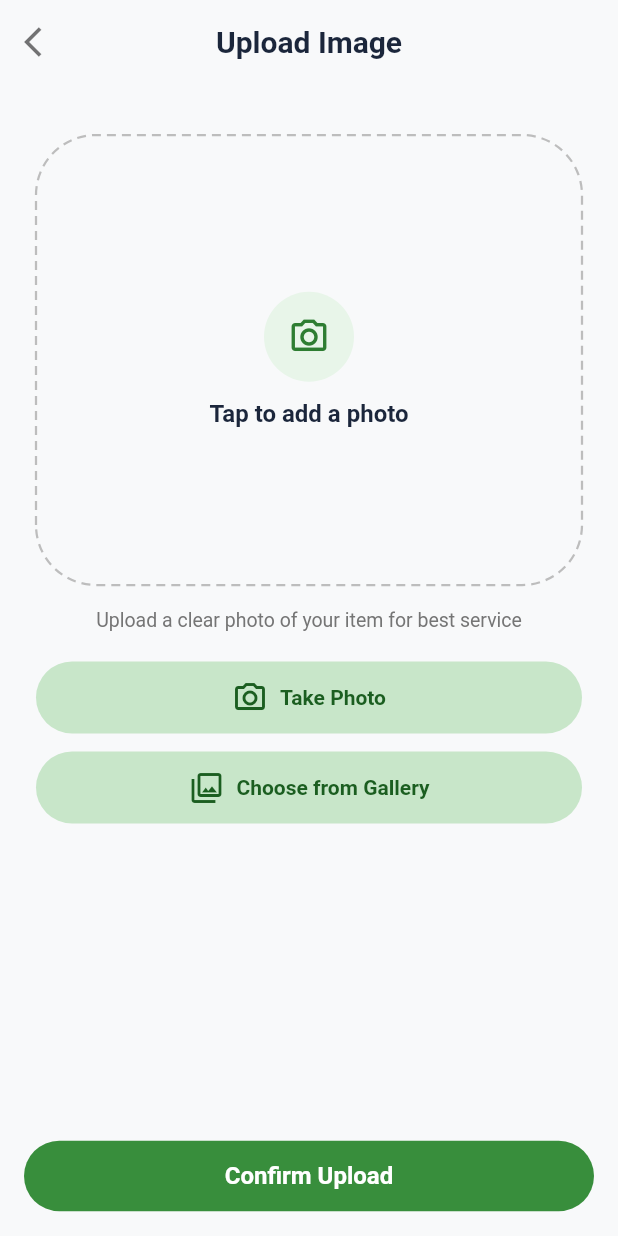
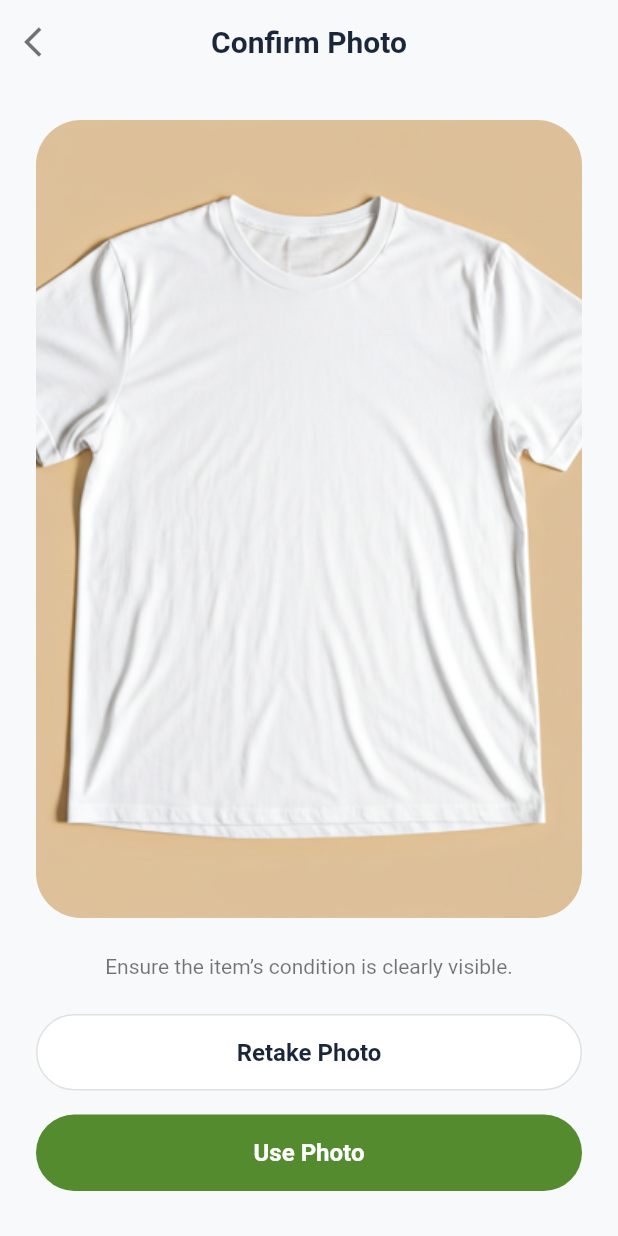
Before and after one commit to gohypedevelopers-stack/cleclo, a Flutter app: the UploadImageScreen screen opened by its route, after a tap on "Take Photo", on a phone screen of 412 x 824 dp. Run offline on Flutter 3.47's test engine with Material 3 defaults, Android fonts, the light colour scheme and no system bars; our stand-ins replace go_router, smooth_page_indicator.

Commit message:
feat(home): introduce image upload and confirmation flow with new screens, routing, and image assets.

```diff
--- /dev/null
+++ b/lib/features/home/view/confirm_photo_screen.dart
@@ -0,0 +1,123 @@
+import 'package:cleclo/utils/images/images.dart';
+import 'package:cleclo/utils/theme/colors.dart';
+import 'package:flutter/material.dart';
+import 'package:go_router/go_router.dart';
+
+class ConfirmPhotoScreen extends StatelessWidget {
+  const ConfirmPhotoScreen({super.key});
+
+  @override
+  Widget build(BuildContext context) {
+    return Scaffold(
+      backgroundColor: const Color(0xFFF8F9FA),
+      appBar: AppBar(
+        backgroundColor: const Color(0xFFF8F9FA),
+        elevation: 0,
+        leading: IconButton(
+          icon: const Icon(Icons.arrow_back_ios, color: Colors.black54),
+          onPressed: () => context.pop(),
+        ),
+        centerTitle: true,
+        title: const Text(
+          'Confirm Photo',
+          style: TextStyle(
+            color: Color(0xFF1B263B),
+            fontSize: 20,
+            fontWeight: FontWeight.bold,
+          ),
+        ),
+      ),
+      body: Column(
+        children: [
+           Expanded(
+             child: Padding(
+               padding: const EdgeInsets.all(24.0),
+               child: ClipRRect(
+                  borderRadius: BorderRadius.circular(30),
+                  child: Image.asset(
+                    Images.whiteTShirt,
+                    fit: BoxFit.cover,
+                    width: double.infinity,
+                  ),
+               ),
+             ),
+           ),
+
+           const Text(
+            'Ensure the item’s condition is clearly visible.',
+             style: TextStyle(
+               color: Colors.black54,
+               fontSize: 14,
+             ),
+           ),
+           const SizedBox(height: 24),
+
+           Padding(
+             padding: const EdgeInsets.symmetric(horizontal: 24),
+             child: Column(
+               children: [
+                 SizedBox(
+                   width: double.infinity,
+                   child: OutlinedButton(
+                     onPressed: () {
+                       context.pop();
+                     },
+                     style: OutlinedButton.styleFrom(
+                       padding: const EdgeInsets.symmetric(vertical: 16),
+                       side: BorderSide(color: Colors.grey.shade300),
+                       shape: RoundedRectangleBorder(
+                         borderRadius: BorderRadius.circular(30),
+                       ),
+                       backgroundColor: Colors.white,
+                     ),
+                     child: const Text(
+                       'Retake Photo',
+                       style: TextStyle(
+                         color: Color(0xFF1B263B),
+                         fontWeight: FontWeight.bold,
+                         fontSize: 16,
+                       ),
+                     ),
+                   ),
+                 ),
+                 const SizedBox(height: 16),
+                 SizedBox(
+                   width: double.infinity,
+                   child: ElevatedButton(
+                     onPressed: () {
+                        // Logic to use photo - for now maybe go back or show success?
+                        // User hasn't specified what happens next.
+                        // I'll assume it goes back to Collection or just stays there for now.
+                        // Actually, logic usually is "Use Photo" -> Returns image to previous screen.
+                        // But for now I'll just pop or do nothing until specified.
+                        // Wait, "Use Photo" likely means confirming the upload.
+                        // I'll make it navigate back to "YourCollection" maybe? Or stay.
+                        // I will add a placeholder action.
+                     },
+                     style: ElevatedButton.styleFrom(
+                       backgroundColor: const Color(0xFF558B2F), // Greenish
+                       padding: const EdgeInsets.symmetric(vertical: 16),
+                       shape: RoundedRectangleBorder(
+                         borderRadius: BorderRadius.circular(30),
+                       ),
+                       elevation: 0,
+                     ),
+                     child: const Text(
+                       'Use Photo',
+                       style: TextStyle(
+                         color: Colors.white,
+                         fontSize: 16,
+                         fontWeight: FontWeight.bold,
+                       ),
+                     ),
+                   ),
+                 ),
+                 const SizedBox(height: 30),
+               ],
+             ),
+           ),
+        ],
+      ),
+    );
+  }
+}
--- a/lib/features/home/view/upload_image_screen.dart
+++ b/lib/features/home/view/upload_image_screen.dart
@@ -1,6 +1,7 @@
 import 'package:cleclo/utils/theme/colors.dart';
 import 'package:flutter/material.dart';
 import 'package:go_router/go_router.dart';
+import 'package:cleclo/routes/route_constants.dart';
 import 'dart:ui'; // Needed for PathMetric
 
 class UploadImageScreen extends StatelessWidget {
@@ -82,7 +83,9 @@ class UploadImageScreen extends StatelessWidget {
                   _buildActionButton(
                     icon: Icons.camera_alt_outlined,
                     label: 'Take Photo',
-                    onTap: () {},
+                    onTap: () {
+                      context.push(RouteConstants.confirmPhotoScreen);
+                    },
                   ),
                   const SizedBox(height: 12), // Reduced spacing
                   _buildActionButton(
--- a/lib/routes/route_config.dart
+++ b/lib/routes/route_config.dart
@@ -12,6 +12,7 @@ import 'package:cleclo/features/home/view/order_details_screen.dart';
 import 'package:cleclo/features/home/view/cancellation_successful_screen.dart';
 import 'package:cleclo/features/home/view/your_collection_screen.dart';
 import 'package:cleclo/features/home/view/upload_image_screen.dart';
+import 'package:cleclo/features/home/view/confirm_photo_screen.dart';
 import 'package:cleclo/routes/route_constants.dart';
 import 'package:flutter/material.dart';
 import 'package:go_router/go_router.dart';
@@ -90,6 +91,11 @@ final GoRouter appRouter = GoRouter(
       name: RouteConstants.uploadImageScreen,
       builder: (context, state) => const UploadImageScreen(),
     ),
+    GoRoute(
+      path: RouteConstants.confirmPhotoScreen,
+      name: RouteConstants.confirmPhotoScreen,
+      builder: (context, state) => const ConfirmPhotoScreen(),
+    ),
   ],
   errorBuilder: (context, state) => Scaffold(
     body: Center(child: Text('404: Page not found (${state.uri.path})')),
--- a/lib/routes/route_constants.dart
+++ b/lib/routes/route_constants.dart
@@ -14,4 +14,5 @@ class RouteConstants {
   static const cancellationSuccessfulScreen = "/cancellation-successful";
   static const yourCollectionScreen = "/your-collection";
   static const uploadImageScreen = "/upload-image";
+  static const confirmPhotoScreen = "/confirm-photo";
 }
--- a/lib/utils/images/images.dart
+++ b/lib/utils/images/images.dart
@@ -50,4 +50,5 @@ class Images {
 
   // Booking Screen
   static const String bookingCard = 'assets/images/bookingcard.png';
+  static const String whiteTShirt = 'assets/images/whitetshirt.png';
 }
```
Also changed, not shown: assets/images/whitetshirt.png (added).
